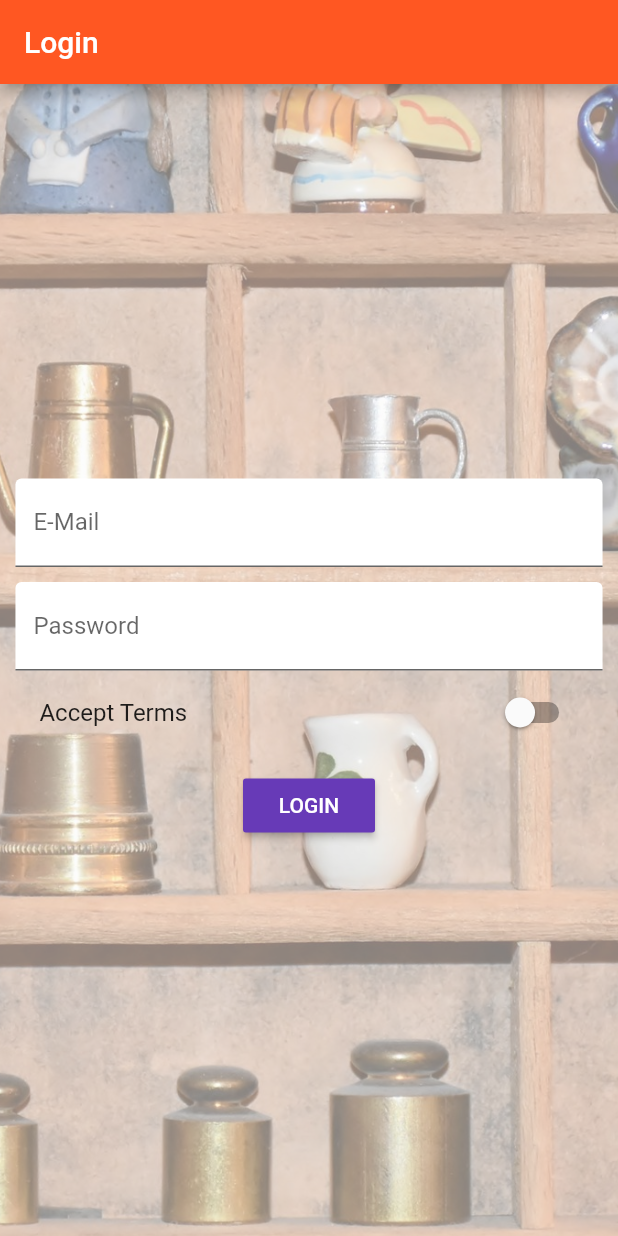
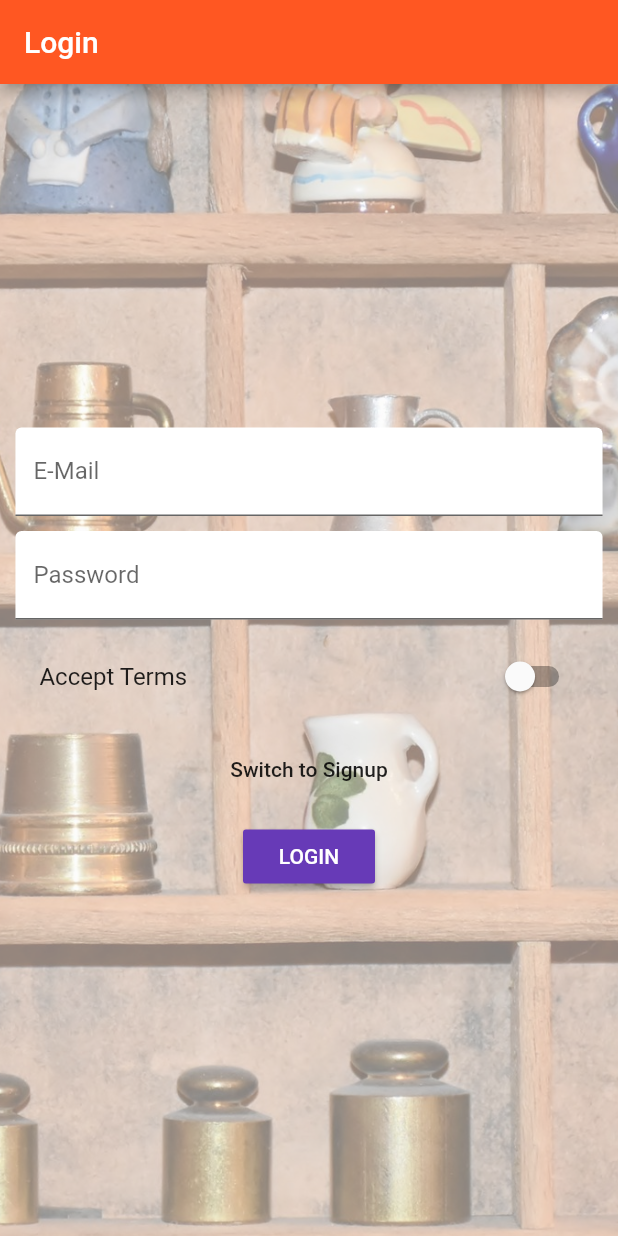
Before and after one commit to jstl1025/First_Flutter_App, a Flutter app: the screen it shows after launch, on a phone screen of 412 x 824 dp. Run offline on Flutter 3.47's test engine with Material 2 defaults, Android fonts, the phone set to English and light mode, and no system bars; accounts and stored records are empty.

```diff
--- a/lib/pages/auth.dart
+++ b/lib/pages/auth.dart
@@ -3,6 +3,8 @@ import 'package:flutter/material.dart';
 import 'package:scoped_model/scoped_model.dart';
 
 import '../scoped-models/main.dart';
+
+enum AuthMode { Signup, Login }
 
 class AuthPage extends StatefulWidget {
   @override
@@ -18,6 +20,8 @@ class _AuthPageState extends State<AuthPage> {
     'acceptTerms': false
   };
   final GlobalKey<FormState> _formKey = GlobalKey<FormState>();
+  final TextEditingController _passwordTextController = TextEditingController();
+  AuthMode _authMode = AuthMode.Login;
 
   DecorationImage _buildBackgroundImage() {
     return DecorationImage(
@@ -57,6 +61,7 @@ class _AuthPageState extends State<AuthPage> {
         fillColor: Colors.white,
       ),
       obscureText: true,
+      controller: _passwordTextController,
       validator: (String value) {
         if (value.isEmpty || value.length < 6) {
           return 'Password invalid';
@@ -64,6 +69,25 @@ class _AuthPageState extends State<AuthPage> {
       },
       onSaved: (String value) {
         _formData['password'] = value;
+      },
+    );
+  }
+
+  Widget _buildPasswordConfirmTextField() {
+    return TextFormField(
+      decoration: InputDecoration(
+        labelText: 'Confirm Password',
+        filled: true,
+        fillColor: Colors.white,
+      ),
+      obscureText: true,
+      validator: (String value) {
+        if (_passwordTextController.text != value) {
+          return 'Passwords do not match';
+        }
+      },
+      onSaved: (String value) {
+        _formData['email'] = value;
       },
     );
   }
@@ -115,7 +139,27 @@ class _AuthPageState extends State<AuthPage> {
                       height: 10.0,
                     ),
                     _buildPasswordTextField(),
+                    SizedBox(
+                      height: 10.0,
+                    ),
+                    _authMode == AuthMode.Signup
+                        ? _buildPasswordConfirmTextField()
+                        : Container(),
                     _buildAcceptSwitch(),
+                    SizedBox(
+                      height: 10.0,
+                    ),
+                    FlatButton(
+                      child: Text(
+                          'Switch to ${_authMode == AuthMode.Login ? 'Signup' : 'Login'}'),
+                      onPressed: () {
+                        setState(() {
+                          _authMode = _authMode == AuthMode.Login
+                              ? AuthMode.Signup
+                              : AuthMode.Login;
+                        });
+                      },
+                    ),
                     SizedBox(
                       height: 10.0,
                     ),
```
